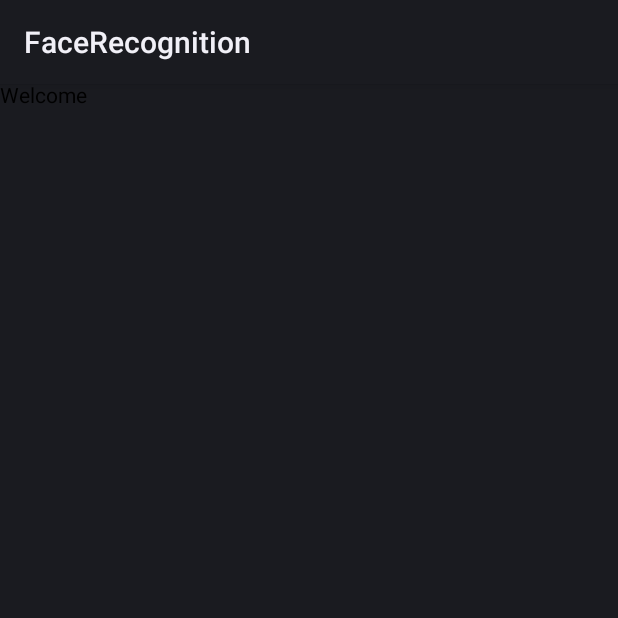
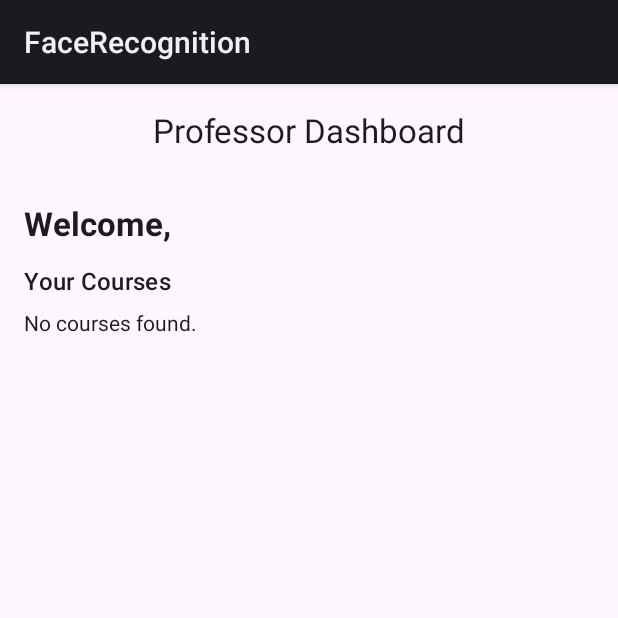
Before and after one commit to zulalmacit/FaceRecognitionApp, an Android app built with Jetpack Compose: the AdminHomeScreen screen opened through its navigation route, on a phone screen of 412 x 824 dp, the top half of it. Run offline under Robolectric (Android 15) with nearby library versions, the phone set to English and light mode, and no system bars; our stand-ins replace Firebase (no records; nobody signed in at launch, a user with empty details on screens opened directly), Room's generated code.

Commit message:
Admin home screen integration

```diff
--- a/app/src/main/java/com/zulal/facerecognition/MainActivity.kt
+++ b/app/src/main/java/com/zulal/facerecognition/MainActivity.kt
@@ -26,6 +26,7 @@ import com.zulal.facerecognition.ui.screen.CoursesScreen
 import com.zulal.facerecognition.ui.screen.LoginScreen
 import com.zulal.facerecognition.ui.screen.RegisterScreen
 import com.zulal.facerecognition.ui.screen.SplashScreen
+import com.zulal.facerecognition.ui.screen.StudentsListScreen
 import com.zulal.facerecognition.viewmodel.FaceViewModel
 import com.zulal.facerecognition.viewmodel.FaceViewModelFactory
 
@@ -79,7 +80,10 @@ fun AppNavigator() {
             val courseName = backStackEntry.arguments?.getString("courseName") ?: ""
             AttendanceHistoryScreen(navController, courseName)
         }
-
+        composable("studentsList/{courseName}") { backStackEntry ->
+            val courseName = backStackEntry.arguments?.getString("courseName") ?: ""
+            StudentsListScreen(navController, courseName)
+        }
 
     }
 }
--- a/app/src/main/java/com/zulal/facerecognition/ui/screen/AdminHomeScreen.kt
+++ b/app/src/main/java/com/zulal/facerecognition/ui/screen/AdminHomeScreen.kt
@@ -1,10 +1,118 @@
 package com.zulal.facerecognition.ui.screen
 
+import androidx.compose.foundation.clickable
+import androidx.compose.foundation.layout.Column
+import androidx.compose.foundation.layout.Row
+import androidx.compose.foundation.layout.Spacer
+import androidx.compose.foundation.layout.fillMaxWidth
+import androidx.compose.foundation.layout.height
+import androidx.compose.foundation.layout.padding
+import androidx.compose.foundation.shape.RoundedCornerShape
+import androidx.compose.material3.Card
+import androidx.compose.material3.CardDefaults
+import androidx.compose.material3.CenterAlignedTopAppBar
+import androidx.compose.material3.ExperimentalMaterial3Api
+import androidx.compose.material3.MaterialTheme
+import androidx.compose.material3.Scaffold
 import androidx.compose.material3.Text
 import androidx.compose.runtime.Composable
+import androidx.compose.runtime.LaunchedEffect
+import androidx.compose.runtime.getValue
+import androidx.compose.runtime.mutableStateOf
+import androidx.compose.runtime.remember
+import androidx.compose.runtime.setValue
+import androidx.compose.ui.Alignment
+import androidx.compose.ui.Modifier
+import androidx.compose.ui.graphics.Color
+import androidx.compose.ui.text.font.FontWeight
+import androidx.compose.ui.unit.dp
 import androidx.navigation.NavController
+import com.google.firebase.auth.FirebaseAuth
+import com.google.firebase.firestore.FirebaseFirestore
 
+@OptIn(ExperimentalMaterial3Api::class)
 @Composable
-fun AdminHomeScreen (navController: NavController) {
-    Text("Welcome")
+
+fun AdminHomeScreen(navController: NavController) {
+
+    val user = FirebaseAuth.getInstance().currentUser
+    val db = FirebaseFirestore.getInstance()
+
+    var professorName by remember { mutableStateOf("") }
+    var courseList by remember { mutableStateOf<List<String>>(emptyList()) }
+
+    user?.let { firebaseUser ->
+        val uid = firebaseUser.uid
+
+        LaunchedEffect(Unit) {
+            db.collection("users").document(uid)
+                .get()
+                .addOnSuccessListener { doc ->
+                    professorName = doc.getString("name") ?: ""
+                    val courses = doc.get("courses") as? List<String> ?: emptyList()
+                    courseList = courses
+                }
+        }
+    } ?: run {
+        navController.navigate("login") { popUpTo(0) }
+        return
+    }
+
+    Scaffold(
+        topBar = {
+            CenterAlignedTopAppBar(
+                title = { Text("Professor Dashboard") },
+            )
+        }
+    ) { padding ->
+        Column(
+            modifier = Modifier
+                .padding(padding)
+                .padding(16.dp)
+        ) {
+            Text(
+                text = "Welcome, $professorName",
+                style = MaterialTheme.typography.titleLarge,
+                fontWeight = FontWeight.Bold
+            )
+
+            Spacer(modifier = Modifier.height(12.dp))
+
+            Text(
+                text = "Your Courses",
+                style = MaterialTheme.typography.titleMedium,
+                fontWeight = FontWeight.SemiBold
+            )
+
+            Spacer(modifier = Modifier.height(8.dp))
+
+            if (courseList.isEmpty()) {
+                Text("No courses found.")
+            } else {
+                courseList.forEach { course ->
+                    Card(
+                        colors = CardDefaults.cardColors(Color(0xFFE8E8FF)),
+                        shape = RoundedCornerShape(12.dp),
+                        modifier = Modifier
+                            .fillMaxWidth()
+                            .padding(vertical = 6.dp)
+                            .clickable {
+                                navController.navigate("studentsList/$course")
+                            }
+                    ) {
+                        Row(
+                            modifier = Modifier.padding(16.dp),
+                            verticalAlignment = Alignment.CenterVertically
+                        ) {
+                            Text(
+                                text = course,
+                                style = MaterialTheme.typography.titleMedium,
+                                fontWeight = FontWeight.SemiBold
+                            )
+                        }
+                    }
+                }
+            }
+        }
+    }
 }
```
Also changed, not shown: app/src/main/java/com/zulal/facerecognition/ui/screen/StudentsListScreen.kt (added, +7 -0 lines).
